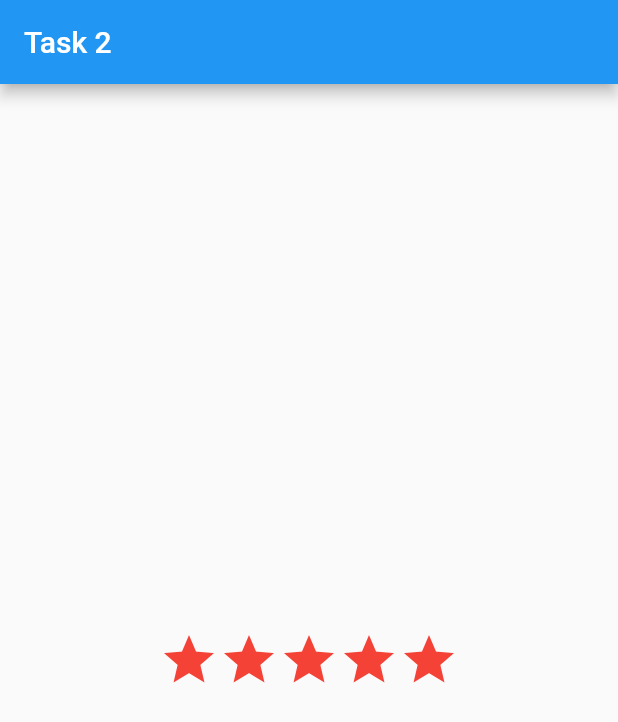
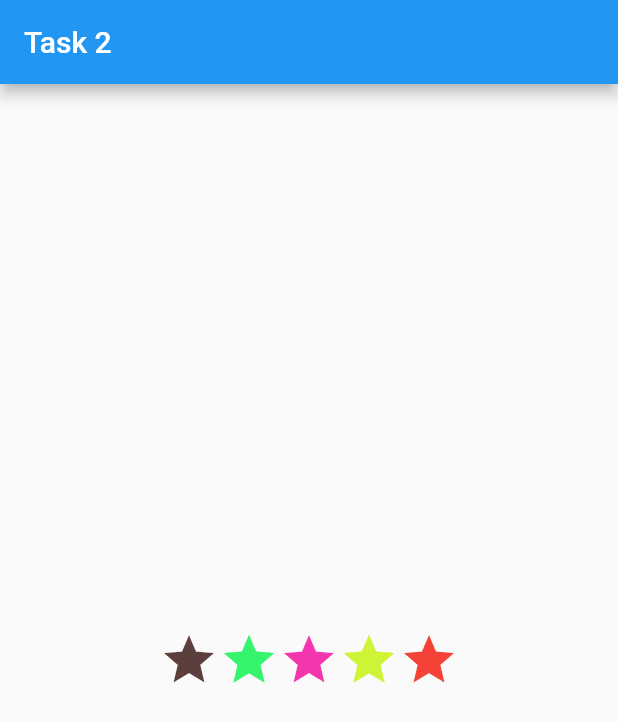
Before and after one commit to Haydon090/DartLabs, a Flutter app: the screen it shows after launch, on a phone screen of 412 x 824 dp. Shown: the top 722 px of the screen. Run offline on Flutter 3.47's test engine with Material 2 defaults, Android fonts, the phone set to English and light mode, and no system bars.

Commit message:
add pract1

```diff
--- a/FlutterPract1/flutter_pract1/lib/pages/task2.dart
+++ b/FlutterPract1/flutter_pract1/lib/pages/task2.dart
@@ -13,22 +13,22 @@ class HomePage extends StatelessWidget {
             Row(mainAxisAlignment: MainAxisAlignment.center, children: const [
           Icon(
             Icons.star,
-            color: Colors.red,
+            color: Color.fromARGB(255, 92, 62, 60),
             size: 40,
           ),
           Icon(
             Icons.star,
-            color: Colors.red,
+            color: Color.fromARGB(255, 54, 244, 108),
             size: 40,
           ),
           Icon(
             Icons.star,
-            color: Colors.red,
+            color: Color.fromARGB(255, 244, 54, 174),
             size: 40,
           ),
           Icon(
             Icons.star,
-            color: Colors.red,
+            color: Color.fromARGB(255, 206, 244, 54),
             size: 40,
           ),
           Icon(
```
